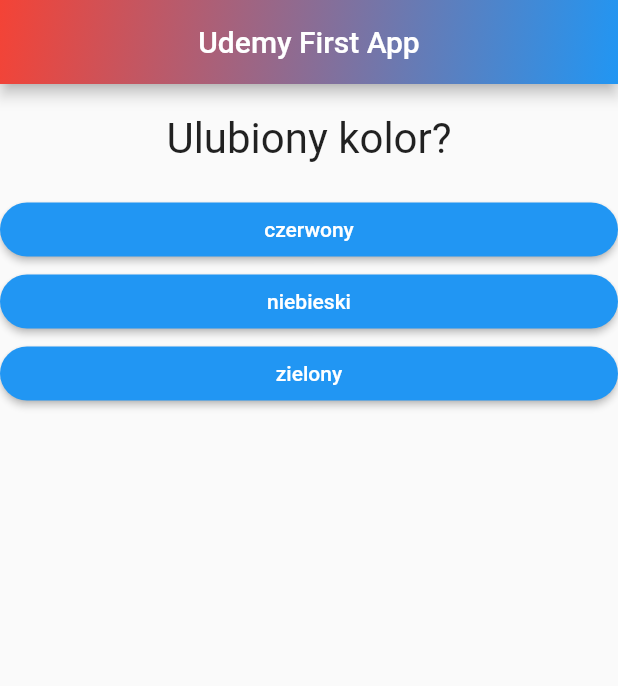
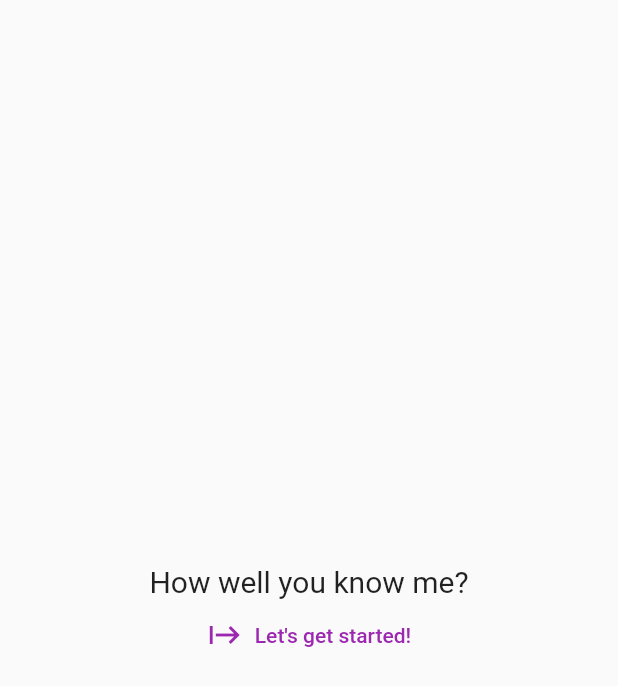
Before and after one commit to tatarmagda/U1v2, a Flutter app: the screen it shows after launch, on a phone screen of 412 x 824 dp. Shown: the top 686 px of the screen. Run offline on Flutter 3.47's test engine with Material 2 defaults, Android fonts, the phone set to English and light mode, and no system bars.

Commit message:
cleaning and adding welcome screens

```diff
--- /dev/null
+++ b/lib/Screens/home.dart
@@ -0,0 +1,36 @@
+import 'package:flutter/material.dart';
+import 'package:udemy1_v_2/Screens/quiz_page.dart';
+
+class Home extends StatefulWidget {
+  const Home({Key? key}) : super(key: key);
+
+  @override
+  State<Home> createState() => _HomeState();
+}
+
+class _HomeState extends State<Home> {
+  @override
+  Widget build(BuildContext context) {
+    return Scaffold(
+        body: Center(
+      child: Column(
+        crossAxisAlignment: CrossAxisAlignment.center,
+        mainAxisAlignment: MainAxisAlignment.center,
+        children: [
+          Text(
+            "How well you know me?",
+            style: TextStyle(fontSize: 20),
+          ),
+          TextButton.icon(
+            onPressed: () {
+              Navigator.push(
+                  context, MaterialPageRoute(builder: (context) => QuizPage()));
+            },
+            icon: Icon(Icons.start),
+            label: Text("Let's get started!"),
+          ),
+        ],
+      ),
+    ));
+  }
+}
--- /dev/null
+++ b/lib/Screens/quiz_page.dart
@@ -0,0 +1,105 @@
+import 'package:flutter/material.dart';
+import 'package:udemy1_v_2/Widgets/quiz.dart';
+import 'package:udemy1_v_2/Widgets/result.dart';
+import 'package:udemy1_v_2/Widgets/result.dart';
+
+class QuizPage extends StatefulWidget {
+  @override
+  State<StatefulWidget> createState() {
+    return _QuizPageState();
+  }
+}
+
+class _QuizPageState extends State<QuizPage> {
+  final _qst = const [
+    {
+      "qst1": "My favourite color?",
+      "answers": [
+        {"text": "red", "score": 0},
+        {"text": "blue", "score": 10},
+        {"text": "green", "score": 0},
+        {"text": "yellow", "score": 0},
+      ],
+    },
+    {
+      "qst1": "My favourite fruit?",
+      "answers": [
+        {"text": "pear", "score": 0},
+        {"text": "apple", "score": 10},
+        {"text": "banan", "score": 0},
+        {"text": "pineaplle", "score": 0},
+      ]
+    },
+    {
+      "qst1": "My favourite book?",
+      "answers": [
+        {"text": "Animal Farm", "score": 0},
+        {"text": "Solaris", "score": 0},
+        {"text": "50 shades of grey", "score": -10},
+        {"text": "The Chemistry of Death", "score": 10},
+      ]
+    },
+    {
+      "qst1": "My favourite song?",
+      "answers": [
+        {"text": "Jolene, Dolly Partion ", "score": 0},
+        {"text": "Pump It Up!, Danzel", "score": 0},
+        {"text": "Przez twe oczy zielone, Zenek Martyniuk", "score": -10},
+        {"text": "Seven Nation Army, The White Stripes", "score": 10},
+      ]
+    },
+  ];
+  var _qstIdx = 0;
+  var _totalScore = 0;
+
+  void _resetQuiz() {
+    setState(() {
+      _qstIdx = 0;
+      _totalScore = 0;
+    });
+  }
+
+  void _answerQ(int score) {
+    // var aBool=true;
+    // aBool = false;
+
+    _totalScore += score;
+
+    setState(() {
+      _qstIdx = _qstIdx + 1;
+    });
+
+    print(_qstIdx);
+    if (_qstIdx < _qst.length) {
+      print("lol");
+    } else {
+      print("the end");
+    }
+  }
+
+  @override
+  Widget build(BuildContext context) {
+    return MaterialApp(
+        debugShowCheckedModeBanner: false,
+        home: Scaffold(
+          appBar: AppBar(
+            title: Text("Udemy First App"),
+            centerTitle: true,
+            flexibleSpace: Container(
+              decoration: BoxDecoration(
+                  gradient: LinearGradient(
+                      begin: Alignment.topLeft,
+                      end: Alignment.bottomRight,
+                      colors: <Color>[Colors.red, Colors.blue])),
+            ),
+          ),
+          body: _qstIdx < _qst.length
+              ? Quiz(
+                  answerQuestion: _answerQ,
+                  qstIdx: _qstIdx,
+                  questions: _qst,
+                )
+              : Result(_totalScore, _resetQuiz),
+        ));
+  }
+}
--- a/lib/quiz.dart
+++ b/lib/Widgets/quiz.dart
@@ -1,5 +1,5 @@
 import 'package:flutter/material.dart';
-import 'package:udemy1_v_2/qst.dart';
+import 'package:udemy1_v_2/Widgets/qst.dart';
 
 import 'answer.dart';
 
--- a/lib/main.dart
+++ b/lib/main.dart
@@ -1,100 +1,25 @@
 // ignore_for_file: avoid_print
 
 import 'package:flutter/material.dart';
-import 'package:udemy1_v_2/answer.dart';
-import 'package:udemy1_v_2/qst.dart';
-import 'package:udemy1_v_2/quiz.dart';
-import 'package:udemy1_v_2/result.dart';
+import 'package:udemy1_v_2/Screens/home.dart';
 
 void main() {
   runApp(MyApp());
 }
 
-class MyApp extends StatefulWidget {
-  @override
-  State<StatefulWidget> createState() {
-    return _MyAppState();
-  }
-}
+class MyApp extends StatelessWidget {
+  const MyApp({Key? key}) : super(key: key);
 
-class _MyAppState extends State<MyApp> {
-  final _qst = const [
-    {
-      "qst1": "Ulubiony kolor?",
-      "answers": [
-        {"text": "czerwony", "score": 0},
-        {"text": "niebieski", "score": 10},
-        {"text": "zielony", "score": 0},
-      ],
-    },
-    {
-      "qst1": "Ulubiony owoc?",
-      "answers": [
-        {"text": "gruszka", "score": 0},
-        {"text": "jabłko", "score": 10},
-        {"text": "banan", "score": 0},
-      ]
-    },
-    {
-      "qst1": "Ulubiona książka?",
-      "answers": [
-        {"text": "Folwark Zwierzęcy", "score": 10},
-        {"text": "Solaris", "score": 0},
-        {"text": "Grey", "score": 0},
-      ]
-    },
-  ];
-  var _qstIdx = 0;
-  var _totalScore = 0;
-
-  void _resetQuiz() {
-    setState(() {
-      _qstIdx = 0;
-      _totalScore = 0;
-    });
-  }
-
-  void _answerQ(int score) {
-    // var aBool=true;
-    // aBool = false;
-
-    _totalScore += score;
-
-    setState(() {
-      _qstIdx = _qstIdx + 1;
-    });
-
-    print(_qstIdx);
-    if (_qstIdx < _qst.length) {
-      print("lol");
-    } else {
-      print("the end");
-    }
-  }
-
+  // This widget is the root of your application.
   @override
   Widget build(BuildContext context) {
     return MaterialApp(
-        debugShowCheckedModeBanner: false,
-        home: Scaffold(
-          appBar: AppBar(
-            title: Text("Udemy First App"),
-            centerTitle: true,
-            flexibleSpace: Container(
-              decoration: BoxDecoration(
-                  gradient: LinearGradient(
-                      begin: Alignment.topLeft,
-                      end: Alignment.bottomRight,
-                      colors: <Color>[Colors.red, Colors.blue])),
-            ),
-          ),
-          body: _qstIdx < _qst.length
-              ? Quiz(
-                  answerQuestion: _answerQ,
-                  qstIdx: _qstIdx,
-                  questions: _qst,
-                )
-              : Result(_totalScore, _resetQuiz),
-        ));
+      debugShowCheckedModeBanner: false,
+      title: 'Flutter Demo',
+      theme: ThemeData(
+        primarySwatch: Colors.purple,
+      ),
+      home: const Home(),
+    );
   }
 }
```
Also changed, not shown: lib/Widgets/answer.dart (renamed from lib/answer.dart), lib/Widgets/qst.dart (renamed from lib/qst.dart), lib/Widgets/result.dart (renamed from lib/result.dart).
